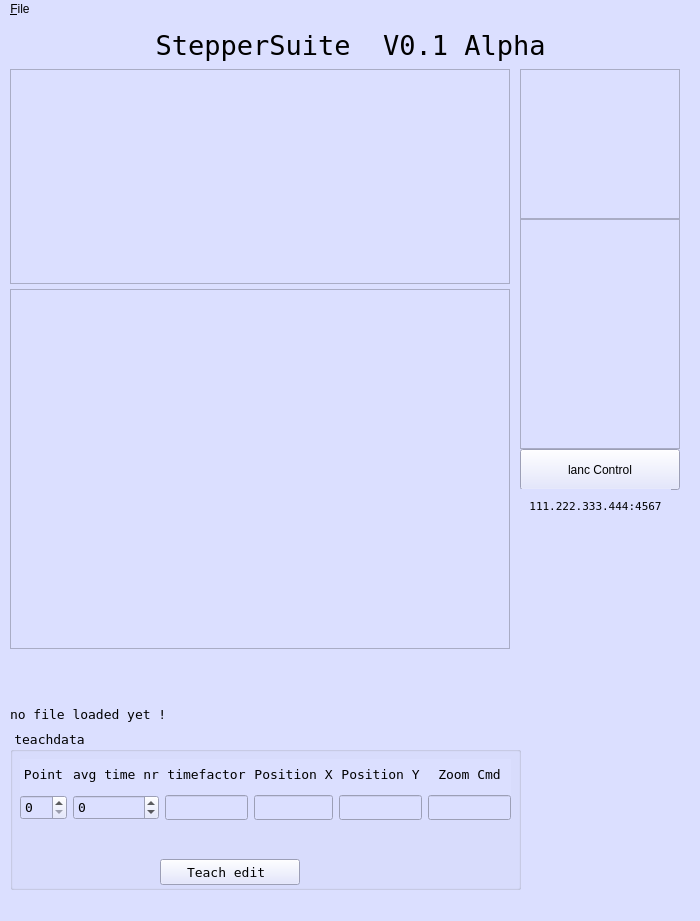
Old version of the form ui/maincontrol.ui in the repository logsoft/StepperSuite.
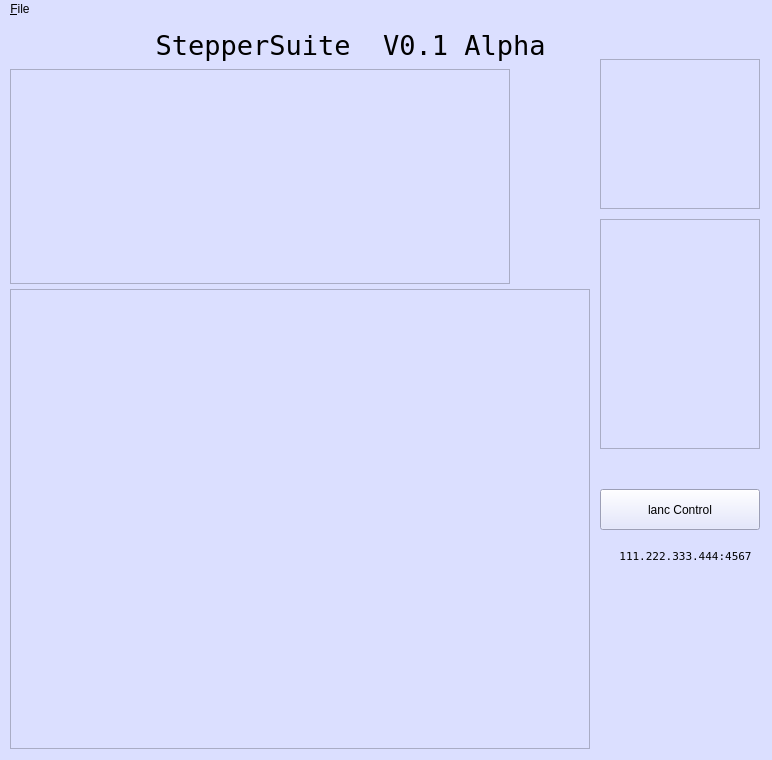
New version of the form.

Commit message: tableview delete and teach

What changed in the file:
```diff
--- a/ui/maincontrol.ui
+++ b/ui/maincontrol.ui
@@ -9,8 +9,8 @@
    <rect>
     <x>0</x>
     <y>0</y>
-    <width>700</width>
-    <height>921</height>
+    <width>772</width>
+    <height>760</height>
    </rect>
   </property>
   <property name="palette">
@@ -434,6 +434,12 @@
   <property name="styleSheet">
    <string notr="true">background-color: rgb(219, 223, 255);</string>
   </property>
+  <property name="tabShape">
+   <enum>QTabWidget::Rounded</enum>
+  </property>
+  <property name="unifiedTitleAndToolBarOnMac">
+   <bool>false</bool>
+  </property>
   <widget class="QWidget" name="centralwidget">
    <widget class="QLabel" name="label_head">
     <property name="geometry">
@@ -460,268 +466,11 @@
      <set>Qt::NoTextInteraction</set>
     </property>
    </widget>
-   <widget class="QGroupBox" name="Points">
-    <property name="geometry">
-     <rect>
-      <x>10</x>
-      <y>710</y>
-      <width>511</width>
-      <height>161</height>
-     </rect>
-    </property>
-    <property name="font">
-     <font>
-      <family>DejaVu Sans Mono</family>
-      <pointsize>10</pointsize>
-     </font>
-    </property>
-    <property name="title">
-     <string>teachdata</string>
-    </property>
-    <property name="alignment">
-     <set>Qt::AlignLeading|Qt::AlignLeft|Qt::AlignTop</set>
-    </property>
-    <property name="flat">
-     <bool>false</bool>
-    </property>
-    <widget class="QWidget" name="layoutWidget">
-     <property name="geometry">
-      <rect>
-       <x>10</x>
-       <y>30</y>
-       <width>491</width>
-       <height>61</height>
-      </rect>
-     </property>
-     <layout class="QGridLayout" name="gridLayout_5">
-      <item row="0" column="0">
-       <widget class="QLabel" name="label_3">
-        <property name="font">
-         <font>
-          <family>DejaVu Sans Mono</family>
-          <pointsize>10</pointsize>
-         </font>
-        </property>
-        <property name="text">
-         <string>Point</string>
-        </property>
-        <property name="alignment">
-         <set>Qt::AlignCenter</set>
-        </property>
-       </widget>
-      </item>
-      <item row="0" column="1">
-       <widget class="QLabel" name="label_4">
-        <property name="font">
-         <font>
-          <family>DejaVu Sans Mono</family>
-          <pointsize>10</pointsize>
-         </font>
-        </property>
-        <property name="text">
-         <string>avg time nr</string>
-        </property>
-        <property name="alignment">
-         <set>Qt::AlignLeading|Qt::AlignLeft|Qt::AlignVCenter</set>
-        </property>
-       </widget>
-      </item>
-      <item row="0" column="3" colspan="2">
-       <widget class="QLabel" name="label_pchkx">
-        <property name="font">
-         <font>
-          <family>DejaVu Sans Mono</family>
-          <pointsize>10</pointsize>
-         </font>
-        </property>
-        <property name="text">
-         <string>Position X</string>
-        </property>
-        <property name="alignment">
-         <set>Qt::AlignCenter</set>
-        </property>
-       </widget>
-      </item>
-      <item row="0" column="5">
-       <widget class="QLabel" name="label_pchky">
-        <property name="font">
-         <font>
-          <family>DejaVu Sans Mono</family>
-          <pointsize>10</pointsize>
-         </font>
-        </property>
-        <property name="text">
-         <string>Position Y</string>
-        </property>
-        <property name="alignment">
-         <set>Qt::AlignCenter</set>
-        </property>
-       </widget>
-      </item>
-      <item row="1" column="0">
-       <widget class="QSpinBox" name="spinBox_teachPoint">
-        <property name="font">
-         <font>
-          <family>DejaVu Sans Mono</family>
-          <pointsize>10</pointsize>
-         </font>
-        </property>
-        <property name="alignment">
-         <set>Qt::AlignLeading|Qt::AlignLeft|Qt::AlignTop</set>
-        </property>
-        <property name="readOnly">
-         <bool>false</bool>
-        </property>
-        <property name="buttonSymbols">
-         <enum>QAbstractSpinBox::UpDownArrows</enum>
-        </property>
-       </widget>
-      </item>
-      <item row="1" column="1">
-       <widget class="QSpinBox" name="spinBox_teach_time">
-        <property name="font">
-         <font>
-          <family>DejaVu Sans Mono</family>
-          <pointsize>10</pointsize>
-         </font>
-        </property>
-        <property name="alignment">
-         <set>Qt::AlignLeading|Qt::AlignLeft|Qt::AlignTop</set>
-        </property>
-        <property name="readOnly">
-         <bool>false</bool>
-        </property>
-        <property name="buttonSymbols">
-         <enum>QAbstractSpinBox::UpDownArrows</enum>
-        </property>
-        <property name="minimum">
-         <number>-1</number>
-        </property>
-       </widget>
-      </item>
-      <item row="1" column="5">
-       <widget class="QLineEdit" name="lineEdit_teach_y">
-        <property name="font">
-         <font>
-          <family>DejaVu Sans Mono</family>
-          <pointsize>10</pointsize>
-         </font>
-        </property>
-        <property name="acceptDrops">
-         <bool>false</bool>
-        </property>
-        <property name="readOnly">
-         <bool>false</bool>
-        </property>
-       </widget>
-      </item>
-      <item row="1" column="6">
-       <widget class="QLineEdit" name="lineEdit_teach_z">
-        <property name="font">
-         <font>
-          <family>DejaVu Sans Mono</family>
-          <pointsize>10</pointsize>
-         </font>
-        </property>
-        <property name="acceptDrops">
-         <bool>false</bool>
-        </property>
-        <property name="readOnly">
-         <bool>false</bool>
-        </property>
-       </widget>
-      </item>
-      <item row="0" column="6">
-       <widget class="QLabel" name="label_pchky_2">
-        <property name="font">
-         <font>
-          <family>DejaVu Sans Mono</family>
-          <pointsize>10</pointsize>
-         </font>
-        </property>
-        <property name="text">
-         <string>Zoom Cmd</string>
-        </property>
-        <property name="alignment">
-         <set>Qt::AlignCenter</set>
-        </property>
-       </widget>
-      </item>
-      <item row="0" column="2">
-       <widget class="QLabel" name="label_pchkx_2">
-        <property name="font">
-         <font>
-          <family>DejaVu Sans Mono</family>
-          <pointsize>10</pointsize>
-         </font>
-        </property>
-        <property name="text">
-         <string>timefactor</string>
-        </property>
-        <property name="alignment">
-         <set>Qt::AlignCenter</set>
-        </property>
-       </widget>
-      </item>
-      <item row="1" column="3" colspan="2">
-       <widget class="QLineEdit" name="lineEdit_teach_x">
-        <property name="font">
-         <font>
-          <family>DejaVu Sans Mono</family>
-          <pointsize>10</pointsize>
-         </font>
-        </property>
-        <property name="acceptDrops">
-         <bool>false</bool>
-        </property>
-        <property name="readOnly">
-         <bool>false</bool>
-        </property>
-       </widget>
-      </item>
-      <item row="1" column="2">
-       <widget class="QLineEdit" name="lineEdit_teach_tfact">
-        <property name="font">
-         <font>
-          <family>DejaVu Sans Mono</family>
-          <pointsize>10</pointsize>
-         </font>
-        </property>
-        <property name="acceptDrops">
-         <bool>false</bool>
-        </property>
-        <property name="readOnly">
-         <bool>false</bool>
-        </property>
-       </widget>
-      </item>
-     </layout>
-    </widget>
-    <widget class="QPushButton" name="pushButton_teachEdit">
-     <property name="geometry">
-      <rect>
-       <x>150</x>
-       <y>130</y>
-       <width>140</width>
-       <height>26</height>
-      </rect>
-     </property>
-     <property name="font">
-      <font>
-       <family>DejaVu Sans Mono</family>
-       <pointsize>10</pointsize>
-      </font>
-     </property>
-     <property name="text">
-      <string>Teach edit </string>
-     </property>
-    </widget>
-   </widget>
    <widget class="QPushButton" name="pushButton_lancControl">
     <property name="geometry">
      <rect>
-      <x>520</x>
-      <y>430</y>
+      <x>600</x>
+      <y>470</y>
       <width>160</width>
       <height>41</height>
      </rect>
@@ -733,8 +482,8 @@
    <widget class="QLabel" name="label_ip_port">
     <property name="geometry">
      <rect>
-      <x>520</x>
-      <y>470</y>
+      <x>610</x>
+      <y>520</y>
       <width>151</width>
       <height>34</height>
      </rect>
@@ -752,33 +501,11 @@
      <set>Qt::AlignCenter</set>
     </property>
    </widget>
-   <widget class="QLabel" name="label_filename">
-    <property name="geometry">
-     <rect>
-      <x>10</x>
-      <y>680</y>
-      <width>541</width>
-      <height>30</height>
-     </rect>
-    </property>
-    <property name="font">
-     <font>
-      <family>DejaVu Sans Mono</family>
-      <pointsize>10</pointsize>
-     </font>
-    </property>
-    <property name="text">
-     <string>no file loaded yet !</string>
-    </property>
-    <property name="alignment">
-     <set>Qt::AlignLeading|Qt::AlignLeft|Qt::AlignVCenter</set>
-    </property>
-   </widget>
    <widget class="QFrame" name="frame_com_placeholder">
     <property name="geometry">
      <rect>
-      <x>520</x>
-      <y>50</y>
+      <x>600</x>
+      <y>40</y>
       <width>160</width>
       <height>150</height>
      </rect>
@@ -821,7 +548,7 @@
    <widget class="QFrame" name="frame_drives_placeholder">
     <property name="geometry">
      <rect>
-      <x>520</x>
+      <x>600</x>
       <y>200</y>
       <width>160</width>
       <height>230</height>
@@ -845,8 +572,8 @@
      <rect>
       <x>10</x>
       <y>270</y>
-      <width>500</width>
-      <height>360</height>
+      <width>580</width>
+      <height>460</height>
      </rect>
     </property>
     <property name="minimumSize">
@@ -868,7 +595,7 @@
     <rect>
      <x>0</x>
      <y>0</y>
-     <width>700</width>
+     <width>772</width>
      <height>21</height>
     </rect>
    </property>
```
Left out of the diff: 12 changed lines with no effect on the pictures. The commit also changes 16 other files.
